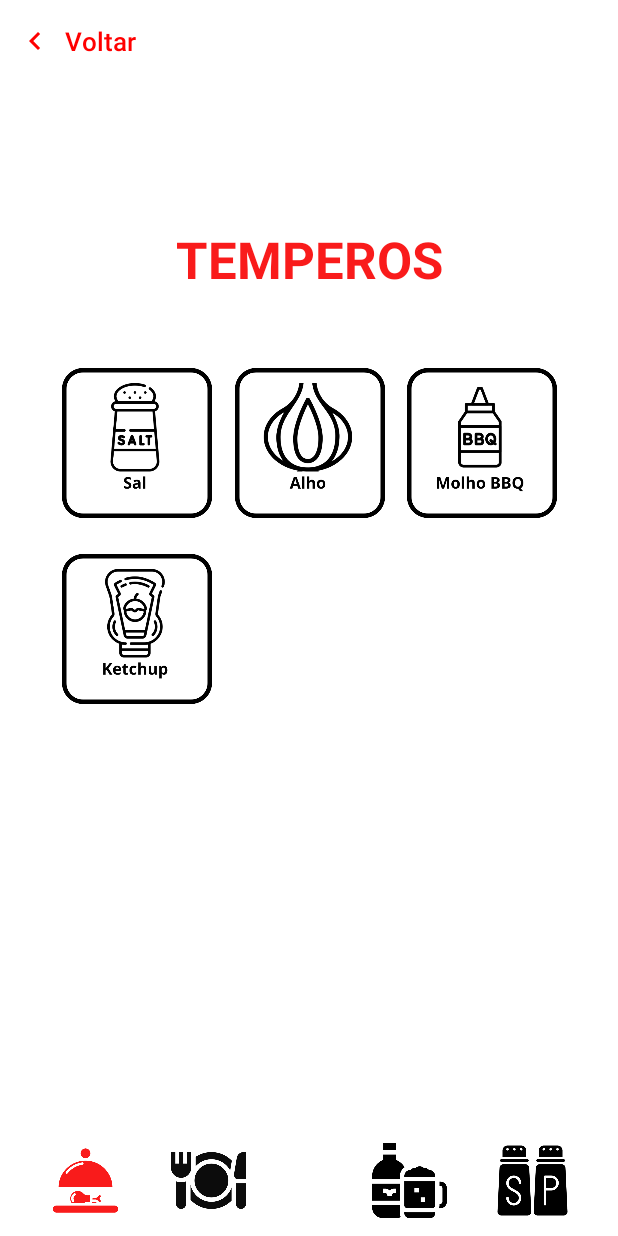
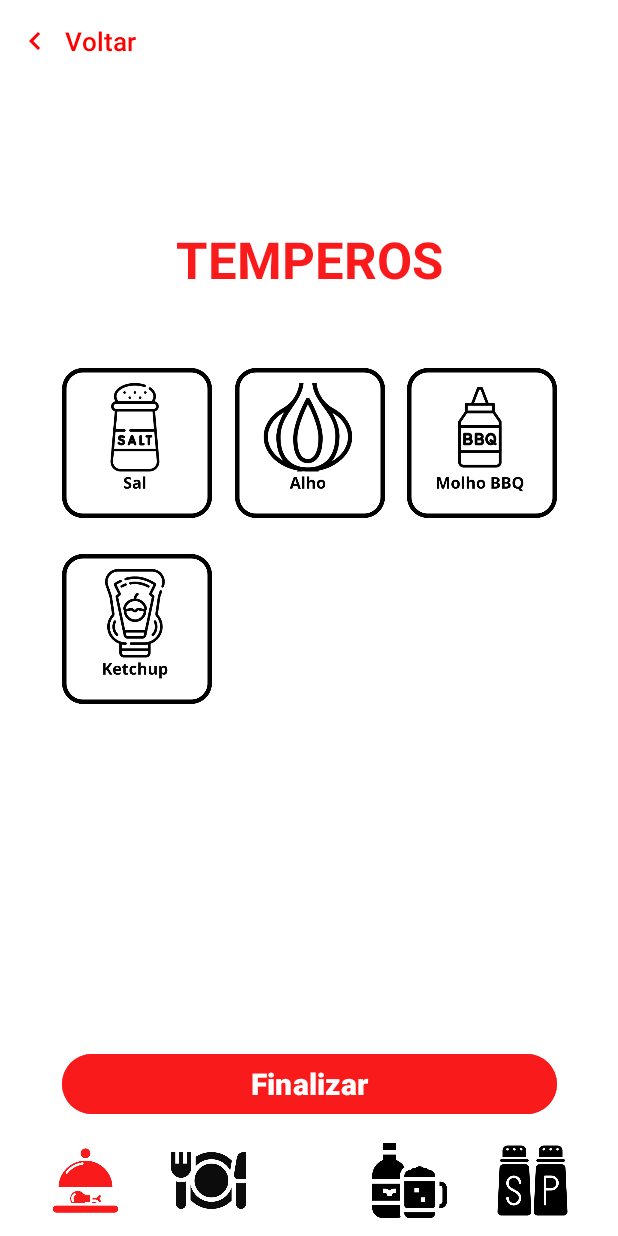
Before and after one commit to a-abreur/ChurrasOFC, an Android app: the fragment TempFragment placed in its activity, on a phone screen of 412 x 824 dp. Run offline under Robolectric (Android 15) with nearby library versions, the phone set to English and light mode, and no system bars; Roboto replaces fonts that are not available here.

Commit message:
versão 03/04/2025

```diff
--- a/app/build.gradle.kts
+++ b/app/build.gradle.kts
@@ -45,6 +45,8 @@ dependencies {
     implementation(libs.material)
     implementation(libs.androidx.activity)
     implementation(libs.androidx.constraintlayout)
+    implementation(libs.androidx.fragment.ktx)
+    implementation(libs.androidx.lifecycle.viewmodel.ktx)
     testImplementation(libs.junit)
     androidTestImplementation(libs.androidx.junit)
     androidTestImplementation(libs.androidx.espresso.core)
--- a/app/src/main/AndroidManifest.xml
+++ b/app/src/main/AndroidManifest.xml
@@ -12,6 +12,9 @@
         android:supportsRtl="true"
         android:theme="@style/Theme.ChurrasOFC"
         tools:targetApi="31">
+        <activity
+            android:name=".RelatorioActivity"
+            android:exported="false" />
         <activity
             android:name=".FgmtActivity"
             android:exported="false" />
--- /dev/null
+++ b/app/src/main/java/com/arthur/churrasofc/AlimentosViewModel.kt
@@ -0,0 +1,12 @@
+package com.arthur.churrasofc
+
+import androidx.lifecycle.ViewModel
+
+class AlimentosViewModel: ViewModel() {
+
+    val selecionadosCarnes = mutableSetOf<String>()
+    val selecionadosGuarni = mutableSetOf<String>()
+    val selecionadosBeb = mutableSetOf<String>()
+    val selecionadosTemp = mutableSetOf<String>()
+
+}
--- a/app/src/main/java/com/arthur/churrasofc/CarnesFragment.kt
+++ b/app/src/main/java/com/arthur/churrasofc/CarnesFragment.kt
@@ -1,59 +1,41 @@
 package com.arthur.churrasofc
 
 import android.os.Bundle
-import androidx.fragment.app.Fragment
 import android.view.LayoutInflater
 import android.view.View
 import android.view.ViewGroup
+import android.widget.CheckBox
+import androidx.fragment.app.Fragment
+import androidx.fragment.app.activityViewModels
 
-// TODO: Rename parameter arguments, choose names that match
-// the fragment initialization parameters, e.g. ARG_ITEM_NUMBER
-private const val ARG_PARAM1 = "param1"
-private const val ARG_PARAM2 = "param2"
+class CarnesFragment : Fragment() {
 
-/**
- * A simple [Fragment] subclass.
- * Use the [CarnesFragment.newInstance] factory method to
- * create an instance of this fragment.
- */
-class CarnesFragment : Fragment() {
-    // TODO: Rename and change types of parameters
-    private var param1: String? = null
-    private var param2: String? = null
-
-    override fun onCreate(savedInstanceState: Bundle?) {
-        super.onCreate(savedInstanceState)
-        arguments?.let {
-            param1 = it.getString(ARG_PARAM1)
-            param2 = it.getString(ARG_PARAM2)
-        }
-    }
+      val viewModel: AlimentosViewModel by activityViewModels()
 
     override fun onCreateView(
         inflater: LayoutInflater, container: ViewGroup?,
         savedInstanceState: Bundle?
     ): View? {
-        // Inflate the layout for this fragment
         return inflater.inflate(R.layout.fragment_carnes, container, false)
     }
 
-    companion object {
-        /**
-         * Use this factory method to create a new instance of
-         * this fragment using the provided parameters.
-         *
-         * @param param1 Parameter 1.
-         * @param param2 Parameter 2.
-         * @return A new instance of fragment CarnesFragment.
-         */
-        // TODO: Rename and change types and number of parameters
-        @JvmStatic
-        fun newInstance(param1: String, param2: String) =
-            CarnesFragment().apply {
-                arguments = Bundle().apply {
-                    putString(ARG_PARAM1, param1)
-                    putString(ARG_PARAM2, param2)
-                }
+    override fun onViewCreated(view: View, savedInstanceState: Bundle?) {
+        super.onViewCreated(view, savedInstanceState)
+
+        val checkboxes = listOf(
+            Triple(R.id.checkBoxPorco, "Porco", viewModel.selecionadosCarnes),
+            Triple(R.id.checkBoxVaca, "Vaca", viewModel.selecionadosCarnes),
+            Triple(R.id.checkBoxLinguica, "Linguiça", viewModel.selecionadosCarnes),
+            Triple(R.id.checkBoxCoxa, "Coxa", viewModel.selecionadosCarnes)
+        )
+
+        checkboxes.forEach { (id, nome, lista) ->
+            val checkBox = view.findViewById<CheckBox>(id)
+            checkBox.isChecked = nome in lista
+            checkBox.setOnCheckedChangeListener { _, isChecked ->
+                if (isChecked) lista.add(nome)
+                else lista.remove(nome)
             }
+        }
     }
 }
--- a/app/src/main/java/com/arthur/churrasofc/MainActivity.kt
+++ b/app/src/main/java/com/arthur/churrasofc/MainActivity.kt
@@ -42,7 +42,7 @@ class MainActivity : AppCompatActivity() {
                 val intent = Intent(this, ItensActivity::class.java)
                 startActivity(intent)}
 
-        }
+    }
 
 
 
--- a/app/src/main/java/com/arthur/churrasofc/TempFragment.kt
+++ b/app/src/main/java/com/arthur/churrasofc/TempFragment.kt
@@ -1,59 +1,72 @@
 package com.arthur.churrasofc
 
+import android.content.Intent
 import android.os.Bundle
-import androidx.fragment.app.Fragment
 import android.view.LayoutInflater
 import android.view.View
 import android.view.ViewGroup
+import android.widget.Button
+import android.widget.CheckBox
+import androidx.core.view.ViewCompat
+import androidx.core.view.WindowInsetsCompat
+import androidx.fragment.app.Fragment
+import androidx.fragment.app.activityViewModels
 
-// TODO: Rename parameter arguments, choose names that match
-// the fragment initialization parameters, e.g. ARG_ITEM_NUMBER
-private const val ARG_PARAM1 = "param1"
-private const val ARG_PARAM2 = "param2"
+class TempFragment : Fragment() {
 
-/**
- * A simple [Fragment] subclass.
- * Use the [TempFragment.newInstance] factory method to
- * create an instance of this fragment.
- */
-class TempFragment : Fragment() {
-    // TODO: Rename and change types of parameters
-    private var param1: String? = null
-    private var param2: String? = null
 
-    override fun onCreate(savedInstanceState: Bundle?) {
-        super.onCreate(savedInstanceState)
-        arguments?.let {
-            param1 = it.getString(ARG_PARAM1)
-            param2 = it.getString(ARG_PARAM2)
-        }
-    }
+    val viewModel: AlimentosViewModel by activityViewModels()
 
     override fun onCreateView(
         inflater: LayoutInflater, container: ViewGroup?,
         savedInstanceState: Bundle?
     ): View? {
-        // Inflate the layout for this fragment
         return inflater.inflate(R.layout.fragment_temp, container, false)
     }
 
-    companion object {
-        /**
-         * Use this factory method to create a new instance of
-         * this fragment using the provided parameters.
-         *
-         * @param param1 Parameter 1.
-         * @param param2 Parameter 2.
-         * @return A new instance of fragment TempFragment.
-         */
-        // TODO: Rename and change types and number of parameters
-        @JvmStatic
-        fun newInstance(param1: String, param2: String) =
-            TempFragment().apply {
-                arguments = Bundle().apply {
-                    putString(ARG_PARAM1, param1)
-                    putString(ARG_PARAM2, param2)
-                }
+    override fun onViewCreated(view: View, savedInstanceState: Bundle?) {
+        super.onViewCreated(view, savedInstanceState)
+
+
+
+        val checkboxes = listOf(
+            Triple(R.id.checkBoxSal, "Sal", viewModel.selecionadosTemp),
+            Triple(R.id.checkBoxBBQ, "BBQ", viewModel.selecionadosTemp),
+            Triple(R.id.checkBoxKTC, "Ketchup", viewModel.selecionadosTemp),
+            Triple(R.id.checkBoxAlho, "Alho", viewModel.selecionadosTemp)
+        )
+
+        checkboxes.forEach { (id, nome, lista) ->
+            val checkBox = view.findViewById<CheckBox>(id)
+            checkBox.isChecked = nome in lista
+            checkBox.setOnCheckedChangeListener { _, isChecked ->
+                if (isChecked) lista.add(nome)
+                else lista.remove(nome)
             }
+        }
+
+        val buttonRelatorio = view.findViewById<Button?>(R.id.buttonRelatorio)
+        buttonRelatorio?.setOnClickListener {
+            val intent = Intent(requireContext(), RelatorioActivity::class.java)
+            startActivity(intent)
+        }
+
+        buttonRelatorio.setOnClickListener {
+            val intent = Intent(requireContext(), RelatorioActivity::class.java)
+
+            // Se precisar passar dados para a RelatorioActivity
+            intent.putExtra("carnes_selecionadas", viewModel.selecionadosCarnes.joinToString(", "))
+            intent.putExtra("guarnições_selecionadas", viewModel.selecionadosGuarni.joinToString(", "))
+            intent.putExtra("bebidas_selecionadas", viewModel.selecionadosBeb.joinToString(", "))
+            intent.putExtra("temperos_selecionados", viewModel.selecionadosTemp.joinToString(", "))
+
+            startActivity(intent)
+        }
+
+
+
+
+
     }
+
 }
--- a/app/src/main/res/layout/fragment_temp.xml
+++ b/app/src/main/res/layout/fragment_temp.xml
@@ -2,6 +2,7 @@
 <FrameLayout xmlns:android="http://schemas.android.com/apk/res/android"
     xmlns:app="http://schemas.android.com/apk/res-auto"
     xmlns:tools="http://schemas.android.com/tools"
+    android:id="@+id/buttonFinalizar"
     android:layout_width="match_parent"
     android:layout_height="match_parent"
     tools:context=".TempFragment">
@@ -25,7 +26,7 @@
 
         <androidx.constraintlayout.widget.ConstraintLayout
             android:layout_width="330dp"
-            android:layout_height="401dp"
+            android:layout_height="501dp"
             android:layout_marginTop="50dp"
             android:background="#FFFFFF"
             app:layout_constraintEnd_toEndOf="parent"
@@ -70,6 +71,20 @@
                 app:layout_constraintStart_toEndOf="@+id/checkBoxSal"
                 app:layout_constraintTop_toTopOf="parent" />
 
+            <Button
+                android:id="@+id/buttonRelatorio"
+                android:layout_width="0dp"
+                android:layout_height="wrap_content"
+                android:backgroundTint="#F91B1B"
+                android:text="Finalizar"
+                android:textColor="#FFFFFF"
+                android:textColorLink="#F91B1B"
+                android:textSize="20sp"
+                android:textStyle="bold"
+                app:layout_constraintBottom_toBottomOf="parent"
+                app:layout_constraintEnd_toEndOf="parent"
+                app:layout_constraintStart_toStartOf="parent" />
+
         </androidx.constraintlayout.widget.ConstraintLayout>
 
     </androidx.constraintlayout.widget.ConstraintLayout>
--- a/gradle/libs.versions.toml
+++ b/gradle/libs.versions.toml
@@ -9,6 +9,9 @@ appcompat = "1.7.0"
 material = "1.12.0"
 activity = "1.10.1"
 constraintlayout = "2.2.1"
+fragment = "1.6.2"
+lifecycle = "2.6.1"
+
 
 [libraries]
 androidx-core-ktx = { group = "androidx.core", name = "core-ktx", version.ref = "coreKtx" }
@@ -19,6 +22,8 @@ androidx-appcompat = { group = "androidx.appcompat", name = "appcompat", version
 material = { group = "com.google.android.material", name = "material", version.ref = "material" }
 androidx-activity = { group = "androidx.activity", name = "activity", version.ref = "activity" }
 androidx-constraintlayout = { group = "androidx.constraintlayout", name = "constraintlayout", version.ref = "constraintlayout" }
+androidx-fragment-ktx = { group = "androidx.fragment", name = "fragment-ktx", version.ref = "fragment" }
+androidx-lifecycle-viewmodel-ktx = { group = "androidx.lifecycle", name = "lifecycle-viewmodel-ktx", version.ref = "lifecycle" }
 
 [plugins]
 android-application = { id = "com.android.application", version.ref = "agp" }
```
Also changed, not shown: app/src/main/java/com/arthur/churrasofc/BebFragment.kt (+21 -39 lines), app/src/main/java/com/arthur/churrasofc/GuarniFragment.kt (+24 -40 lines), app/src/main/java/com/arthur/churrasofc/RelatorioActivity.kt (added, +47 -0 lines), app/src/main/res/layout/activity_relatorio.xml (added, +17 -0 lines), app/src/main/res/layout/fragment_guarni.xml (+1 -34 lines).
